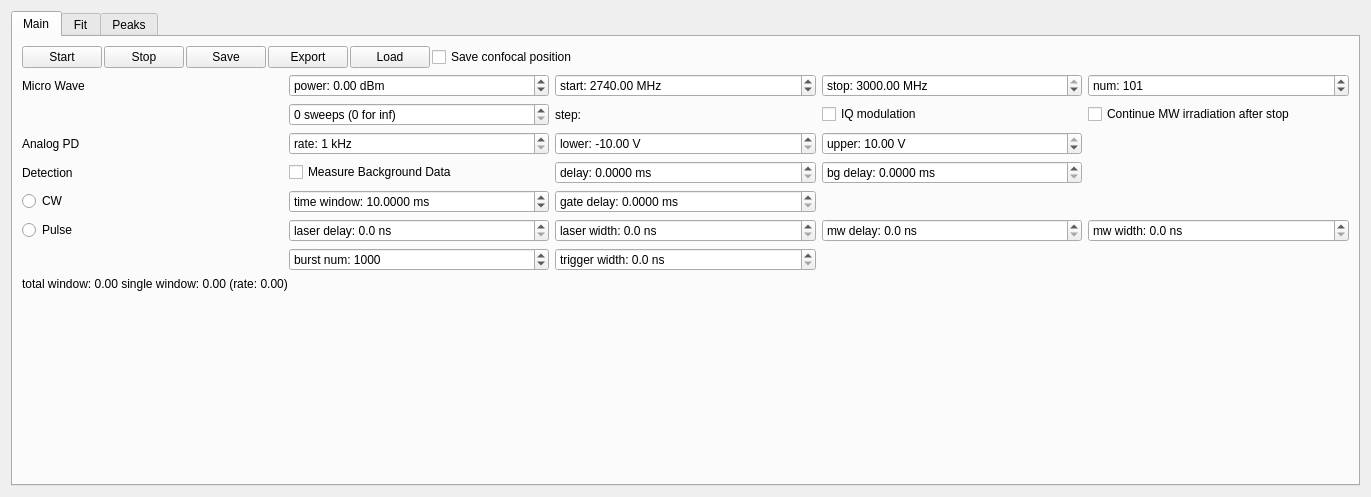
ToyotaCRDL/mahos, file mahos/gui/ui/odmr.ui: the form before one commit.
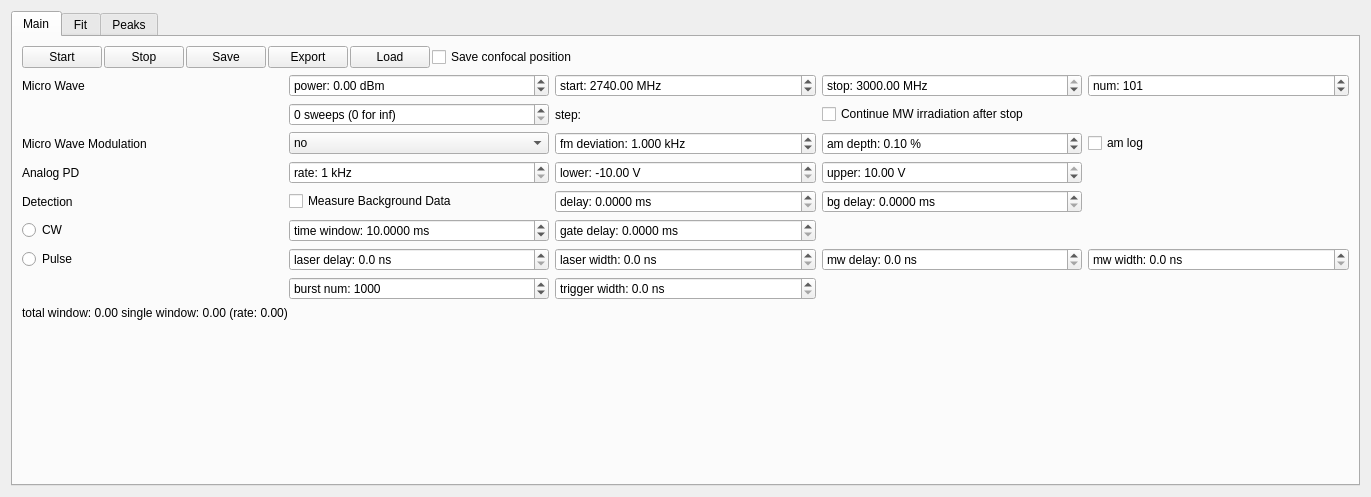
The form after the commit.

Commit message: gui,meas.odmr: add new params

```diff
--- a/mahos/gui/ui/odmr.ui
+++ b/mahos/gui/ui/odmr.ui
@@ -97,168 +97,7 @@
        </item>
        <item>
         <layout class="QGridLayout" name="gridLayout_2">
-         <item row="1" column="2">
-          <widget class="QLabel" name="stepLabel">
-           <property name="text">
-            <string>step: </string>
-           </property>
-          </widget>
-         </item>
-         <item row="0" column="4">
-          <widget class="QSpinBox" name="numBox">
-           <property name="suffix">
-            <string/>
-           </property>
-           <property name="prefix">
-            <string>num: </string>
-           </property>
-           <property name="minimum">
-            <number>2</number>
-           </property>
-           <property name="maximum">
-            <number>99999</number>
-           </property>
-           <property name="value">
-            <number>101</number>
-           </property>
-          </widget>
-         </item>
-         <item row="1" column="4">
-          <widget class="QCheckBox" name="mwcontBox">
-           <property name="text">
-            <string>Continue MW irradiation after stop</string>
-           </property>
-          </widget>
-         </item>
-         <item row="6" column="2">
-          <widget class="QDoubleSpinBox" name="triggerwidthBox">
-           <property name="prefix">
-            <string>trigger width: </string>
-           </property>
-           <property name="suffix">
-            <string> ns</string>
-           </property>
-           <property name="decimals">
-            <number>1</number>
-           </property>
-           <property name="singleStep">
-            <double>10.000000000000000</double>
-           </property>
-          </widget>
-         </item>
-         <item row="3" column="0">
-          <widget class="QLabel" name="label">
-           <property name="text">
-            <string>Detection</string>
-           </property>
-          </widget>
-         </item>
-         <item row="5" column="3">
-          <widget class="QDoubleSpinBox" name="mwdelayBox">
-           <property name="prefix">
-            <string>mw delay: </string>
-           </property>
-           <property name="suffix">
-            <string> ns</string>
-           </property>
-           <property name="decimals">
-            <number>1</number>
-           </property>
-           <property name="singleStep">
-            <double>10.000000000000000</double>
-           </property>
-          </widget>
-         </item>
-         <item row="0" column="2">
-          <widget class="QDoubleSpinBox" name="startBox">
-           <property name="prefix">
-            <string>start: </string>
-           </property>
-           <property name="suffix">
-            <string> MHz</string>
-           </property>
-           <property name="decimals">
-            <number>2</number>
-           </property>
-           <property name="minimum">
-            <double>10.000000000000000</double>
-           </property>
-           <property name="maximum">
-            <double>3000.000000000000000</double>
-           </property>
-           <property name="singleStep">
-            <double>100.000000000000000</double>
-           </property>
-           <property name="value">
-            <double>2740.000000000000000</double>
-           </property>
-          </widget>
-         </item>
-         <item row="3" column="2">
-          <widget class="QDoubleSpinBox" name="delayBox">
-           <property name="prefix">
-            <string>delay: </string>
-           </property>
-           <property name="suffix">
-            <string> ms</string>
-           </property>
-           <property name="decimals">
-            <number>4</number>
-           </property>
-           <property name="maximum">
-            <double>1000.000000000000000</double>
-           </property>
-          </widget>
-         </item>
-         <item row="5" column="0">
-          <widget class="QRadioButton" name="pulseButton">
-           <property name="text">
-            <string>Pulse</string>
-           </property>
-          </widget>
-         </item>
-         <item row="4" column="1">
-          <widget class="QDoubleSpinBox" name="windowBox">
-           <property name="prefix">
-            <string>time window: </string>
-           </property>
-           <property name="suffix">
-            <string> ms</string>
-           </property>
-           <property name="decimals">
-            <number>4</number>
-           </property>
-           <property name="minimum">
-            <double>0.100000000000000</double>
-           </property>
-           <property name="maximum">
-            <double>1000.000000000000000</double>
-           </property>
-           <property name="value">
-            <double>10.000000000000000</double>
-           </property>
-          </widget>
-         </item>
-         <item row="2" column="2">
-          <widget class="QDoubleSpinBox" name="pd_lbBox">
-           <property name="prefix">
-            <string>lower: </string>
-           </property>
-           <property name="suffix">
-            <string> V</string>
-           </property>
-           <property name="minimum">
-            <double>-10.000000000000000</double>
-           </property>
-           <property name="maximum">
-            <double>10.000000000000000</double>
-           </property>
-           <property name="value">
-            <double>-10.000000000000000</double>
-           </property>
-          </widget>
-         </item>
-         <item row="6" column="1">
+         <item row="7" column="1">
           <widget class="QSpinBox" name="bnumBox">
            <property name="suffix">
             <string/>
@@ -280,64 +119,23 @@
            </property>
           </widget>
          </item>
-         <item row="2" column="3">
-          <widget class="QDoubleSpinBox" name="pd_ubBox">
+         <item row="4" column="2">
+          <widget class="QDoubleSpinBox" name="delayBox">
            <property name="prefix">
-            <string>upper: </string>
+            <string>delay: </string>
            </property>
            <property name="suffix">
-            <string> V</string>
-           </property>
-           <property name="minimum">
-            <double>-10.000000000000000</double>
-           </property>
-           <property name="maximum">
-            <double>10.000000000000000</double>
-           </property>
-           <property name="value">
-            <double>10.000000000000000</double>
-           </property>
-          </widget>
-         </item>
-         <item row="5" column="4">
-          <widget class="QDoubleSpinBox" name="mwwidthBox">
-           <property name="prefix">
-            <string>mw width: </string>
-           </property>
-           <property name="suffix">
-            <string> ns</string>
+            <string> ms</string>
            </property>
            <property name="decimals">
-            <number>1</number>
-           </property>
-           <property name="singleStep">
-            <double>10.000000000000000</double>
-           </property>
-          </widget>
-         </item>
-         <item row="1" column="1">
-          <widget class="QSpinBox" name="sweepsBox">
-           <property name="suffix">
-            <string> sweeps (0 for inf)</string>
-           </property>
-           <property name="prefix">
-            <string/>
-           </property>
-           <property name="minimum">
-            <number>0</number>
+            <number>4</number>
            </property>
            <property name="maximum">
-            <number>999999</number>
-           </property>
-           <property name="singleStep">
-            <number>1</number>
-           </property>
-           <property name="value">
-            <number>0</number>
+            <double>1000.000000000000000</double>
            </property>
           </widget>
          </item>
-         <item row="5" column="1">
+         <item row="6" column="1">
           <widget class="QDoubleSpinBox" name="laserdelayBox">
            <property name="enabled">
             <bool>true</bool>
@@ -356,6 +154,38 @@
            </property>
           </widget>
          </item>
+         <item row="4" column="0">
+          <widget class="QLabel" name="label">
+           <property name="text">
+            <string>Detection</string>
+           </property>
+          </widget>
+         </item>
+         <item row="0" column="3">
+          <widget class="QDoubleSpinBox" name="stopBox">
+           <property name="prefix">
+            <string>stop: </string>
+           </property>
+           <property name="suffix">
+            <string> MHz</string>
+           </property>
+           <property name="decimals">
+            <number>2</number>
+           </property>
+           <property name="minimum">
+            <double>10.000000000000000</double>
+           </property>
+           <property name="maximum">
+            <double>3000.000000000000000</double>
+           </property>
+           <property name="singleStep">
+            <double>100.000000000000000</double>
+           </property>
+           <property name="value">
+            <double>3000.000000000000000</double>
+           </property>
+          </widget>
+         </item>
          <item row="0" column="1">
           <widget class="QDoubleSpinBox" name="powerBox">
            <property name="prefix">
@@ -375,92 +205,7 @@
            </property>
           </widget>
          </item>
-         <item row="4" column="0">
-          <widget class="QRadioButton" name="cwButton">
-           <property name="text">
-            <string>CW</string>
-           </property>
-          </widget>
-         </item>
-         <item row="3" column="3">
-          <widget class="QDoubleSpinBox" name="bgdelayBox">
-           <property name="prefix">
-            <string>bg delay: </string>
-           </property>
-           <property name="suffix">
-            <string> ms</string>
-           </property>
-           <property name="decimals">
-            <number>4</number>
-           </property>
-           <property name="maximum">
-            <double>1000.000000000000000</double>
-           </property>
-          </widget>
-         </item>
          <item row="3" column="1">
-          <widget class="QCheckBox" name="backgroundBox">
-           <property name="text">
-            <string>Measure Background Data</string>
-           </property>
-          </widget>
-         </item>
-         <item row="5" column="2">
-          <widget class="QDoubleSpinBox" name="laserwidthBox">
-           <property name="prefix">
-            <string>laser width: </string>
-           </property>
-           <property name="suffix">
-            <string> ns</string>
-           </property>
-           <property name="decimals">
-            <number>1</number>
-           </property>
-           <property name="singleStep">
-            <double>10.000000000000000</double>
-           </property>
-          </widget>
-         </item>
-         <item row="1" column="3">
-          <widget class="QCheckBox" name="sgmodBox">
-           <property name="text">
-            <string>IQ modulation</string>
-           </property>
-          </widget>
-         </item>
-         <item row="2" column="0">
-          <widget class="QLabel" name="label_2">
-           <property name="text">
-            <string>Analog PD</string>
-           </property>
-          </widget>
-         </item>
-         <item row="0" column="3">
-          <widget class="QDoubleSpinBox" name="stopBox">
-           <property name="prefix">
-            <string>stop: </string>
-           </property>
-           <property name="suffix">
-            <string> MHz</string>
-           </property>
-           <property name="decimals">
-            <number>2</number>
-           </property>
-           <property name="minimum">
-            <double>10.000000000000000</double>
-           </property>
-           <property name="maximum">
-            <double>3000.000000000000000</double>
-           </property>
-           <property name="singleStep">
-            <double>100.000000000000000</double>
-           </property>
-           <property name="value">
-            <double>3000.000000000000000</double>
-           </property>
-          </widget>
-         </item>
-         <item row="2" column="1">
           <widget class="QSpinBox" name="pdrateBox">
            <property name="suffix">
             <string> kHz</string>
@@ -476,6 +221,102 @@
            </property>
           </widget>
          </item>
+         <item row="0" column="2">
+          <widget class="QDoubleSpinBox" name="startBox">
+           <property name="prefix">
+            <string>start: </string>
+           </property>
+           <property name="suffix">
+            <string> MHz</string>
+           </property>
+           <property name="decimals">
+            <number>2</number>
+           </property>
+           <property name="minimum">
+            <double>10.000000000000000</double>
+           </property>
+           <property name="maximum">
+            <double>3000.000000000000000</double>
+           </property>
+           <property name="singleStep">
+            <double>100.000000000000000</double>
+           </property>
+           <property name="value">
+            <double>2740.000000000000000</double>
+           </property>
+          </widget>
+         </item>
+         <item row="5" column="1">
+          <widget class="QDoubleSpinBox" name="windowBox">
+           <property name="prefix">
+            <string>time window: </string>
+           </property>
+           <property name="suffix">
+            <string> ms</string>
+           </property>
+           <property name="decimals">
+            <number>4</number>
+           </property>
+           <property name="minimum">
+            <double>0.100000000000000</double>
+           </property>
+           <property name="maximum">
+            <double>1000.000000000000000</double>
+           </property>
+           <property name="value">
+            <double>10.000000000000000</double>
+           </property>
+          </widget>
+         </item>
+         <item row="3" column="0">
+          <widget class="QLabel" name="label_2">
+           <property name="text">
+            <string>Analog PD</string>
+           </property>
+          </widget>
+         </item>
+         <item row="1" column="2">
+          <widget class="QLabel" name="stepLabel">
+           <property name="text">
+            <string>step: </string>
+           </property>
+          </widget>
+         </item>
+         <item row="3" column="2">
+          <widget class="QDoubleSpinBox" name="pd_lbBox">
+           <property name="prefix">
+            <string>lower: </string>
+           </property>
+           <property name="suffix">
+            <string> V</string>
+           </property>
+           <property name="minimum">
+            <double>-10.000000000000000</double>
+           </property>
+           <property name="maximum">
+            <double>10.000000000000000</double>
+           </property>
+           <property name="value">
+            <double>-10.000000000000000</double>
+           </property>
+          </widget>
+         </item>
+         <item row="6" column="2">
+          <widget class="QDoubleSpinBox" name="laserwidthBox">
+           <property name="prefix">
+            <string>laser width: </string>
+           </property>
+           <property name="suffix">
+            <string> ns</string>
+           </property>
+           <property name="decimals">
+            <number>1</number>
+           </property>
+           <property name="singleStep">
+            <double>10.000000000000000</double>
+           </property>
+          </widget>
+         </item>
          <item row="0" column="0">
           <widget class="QLabel" name="label_6">
            <property name="text">
@@ -483,7 +324,159 @@
            </property>
           </widget>
          </item>
-         <item row="4" column="2">
+         <item row="6" column="3">
+          <widget class="QDoubleSpinBox" name="mwdelayBox">
+           <property name="prefix">
+            <string>mw delay: </string>
+           </property>
+           <property name="suffix">
+            <string> ns</string>
+           </property>
+           <property name="decimals">
+            <number>1</number>
+           </property>
+           <property name="singleStep">
+            <double>10.000000000000000</double>
+           </property>
+          </widget>
+         </item>
+         <item row="0" column="4">
+          <widget class="QSpinBox" name="numBox">
+           <property name="suffix">
+            <string/>
+           </property>
+           <property name="prefix">
+            <string>num: </string>
+           </property>
+           <property name="minimum">
+            <number>2</number>
+           </property>
+           <property name="maximum">
+            <number>99999</number>
+           </property>
+           <property name="value">
+            <number>101</number>
+           </property>
+          </widget>
+         </item>
+         <item row="4" column="1">
+          <widget class="QCheckBox" name="backgroundBox">
+           <property name="text">
+            <string>Measure Background Data</string>
+           </property>
+          </widget>
+         </item>
+         <item row="3" column="3">
+          <widget class="QDoubleSpinBox" name="pd_ubBox">
+           <property name="prefix">
+            <string>upper: </string>
+           </property>
+           <property name="suffix">
+            <string> V</string>
+           </property>
+           <property name="minimum">
+            <double>-10.000000000000000</double>
+           </property>
+           <property name="maximum">
+            <double>10.000000000000000</double>
+           </property>
+           <property name="value">
+            <double>10.000000000000000</double>
+           </property>
+          </widget>
+         </item>
+         <item row="4" column="3">
+          <widget class="QDoubleSpinBox" name="bgdelayBox">
+           <property name="prefix">
+            <string>bg delay: </string>
+           </property>
+           <property name="suffix">
+            <string> ms</string>
+           </property>
+           <property name="decimals">
+            <number>4</number>
+           </property>
+           <property name="maximum">
+            <double>1000.000000000000000</double>
+           </property>
+          </widget>
+         </item>
+         <item row="7" column="2">
+          <widget class="QDoubleSpinBox" name="triggerwidthBox">
+           <property name="prefix">
+            <string>trigger width: </string>
+           </property>
+           <property name="suffix">
+            <string> ns</string>
+           </property>
+           <property name="decimals">
+            <number>1</number>
+           </property>
+           <property name="singleStep">
+            <double>10.000000000000000</double>
+           </property>
+          </widget>
+         </item>
+         <item row="1" column="3">
+          <widget class="QCheckBox" name="mwcontBox">
+           <property name="text">
+            <string>Continue MW irradiation after stop</string>
+           </property>
+          </widget>
+         </item>
+         <item row="1" column="1">
+          <widget class="QSpinBox" name="sweepsBox">
+           <property name="suffix">
+            <string> sweeps (0 for inf)</string>
+           </property>
+           <property name="prefix">
+            <string/>
+           </property>
+           <property name="minimum">
+            <number>0</number>
+           </property>
+           <property name="maximum">
+            <number>999999</number>
+           </property>
+           <property name="singleStep">
+            <number>1</number>
+           </property>
+           <property name="value">
+            <number>0</number>
+           </property>
+          </widget>
+         </item>
+         <item row="6" column="0">
+          <widget class="QRadioButton" name="pulseButton">
+           <property name="text">
+            <string>Pulse</string>
+           </property>
+          </widget>
+         </item>
+         <item row="6" column="4">
+          <widget class="QDoubleSpinBox" name="mwwidthBox">
+           <property name="prefix">
+            <string>mw width: </string>
+           </property>
+           <property name="suffix">
+            <string> ns</string>
+           </property>
+           <property name="decimals">
+            <number>1</number>
+           </property>
+           <property name="singleStep">
+            <double>10.000000000000000</double>
+           </property>
+          </widget>
+         </item>
+         <item row="5" column="0">
+          <widget class="QRadioButton" name="cwButton">
+           <property name="text">
+            <string>CW</string>
+           </property>
+          </widget>
+         </item>
+         <item row="5" column="2">
           <widget class="QDoubleSpinBox" name="gatedelayBox">
            <property name="prefix">
             <string>gate delay: </string>
@@ -496,6 +489,79 @@
            </property>
           </widget>
          </item>
+         <item row="2" column="1">
+          <widget class="QComboBox" name="sgmodBox">
+           <item>
+            <property name="text">
+             <string>no</string>
+            </property>
+           </item>
+           <item>
+            <property name="text">
+             <string>iq</string>
+            </property>
+           </item>
+           <item>
+            <property name="text">
+             <string>fm</string>
+            </property>
+           </item>
+           <item>
+            <property name="text">
+             <string>am</string>
+            </property>
+           </item>
+          </widget>
+         </item>
+         <item row="2" column="0">
+          <widget class="QLabel" name="label_3">
+           <property name="text">
+            <string>Micro Wave Modulation</string>
+           </property>
+          </widget>
+         </item>
+         <item row="2" column="2">
+          <widget class="QDoubleSpinBox" name="fmdevBox">
+           <property name="prefix">
+            <string>fm deviation: </string>
+           </property>
+           <property name="suffix">
+            <string> kHz</string>
+           </property>
+           <property name="decimals">
+            <number>3</number>
+           </property>
+           <property name="maximum">
+            <double>100000.000000000000000</double>
+           </property>
+           <property name="value">
+            <double>1.000000000000000</double>
+           </property>
+          </widget>
+         </item>
+         <item row="2" column="3">
+          <widget class="QDoubleSpinBox" name="amdepBox">
+           <property name="prefix">
+            <string>am depth: </string>
+           </property>
+           <property name="suffix">
+            <string> %</string>
+           </property>
+           <property name="maximum">
+            <double>100.000000000000000</double>
+           </property>
+           <property name="value">
+            <double>0.100000000000000</double>
+           </property>
+          </widget>
+         </item>
+         <item row="2" column="4">
+          <widget class="QCheckBox" name="amlogBox">
+           <property name="text">
+            <string>am log</string>
+           </property>
+          </widget>
+         </item>
         </layout>
        </item>
        <item>
```
Left out of the diff: 5 changed lines with no effect on the pictures. The commit also changes 5 other files.
